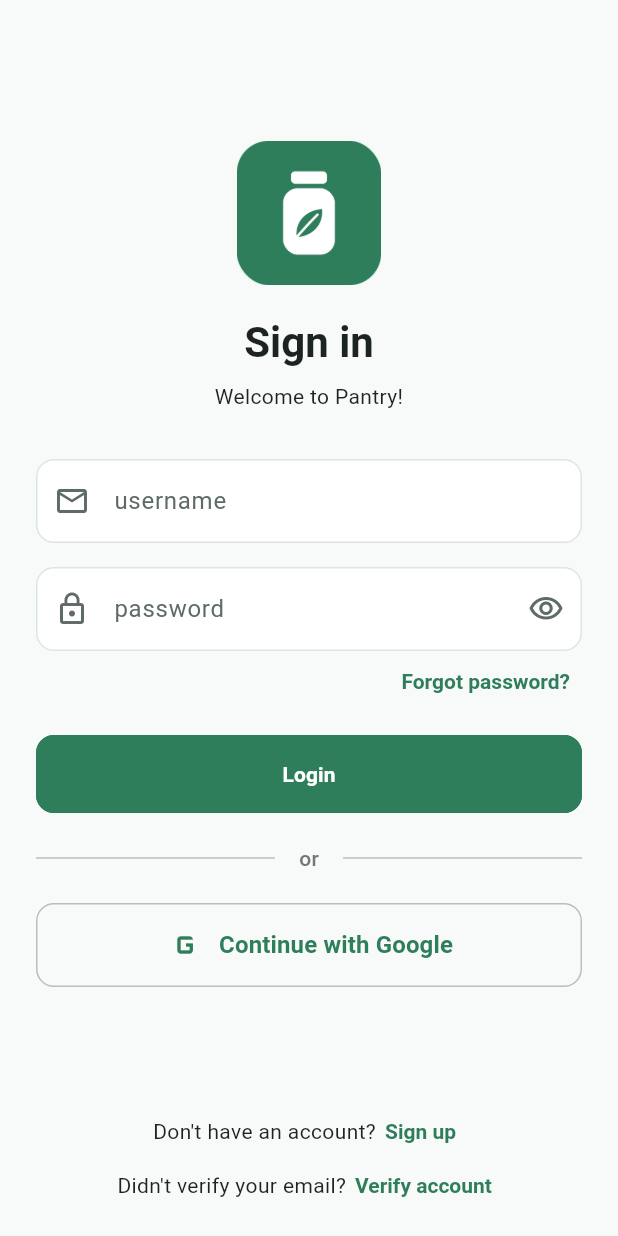
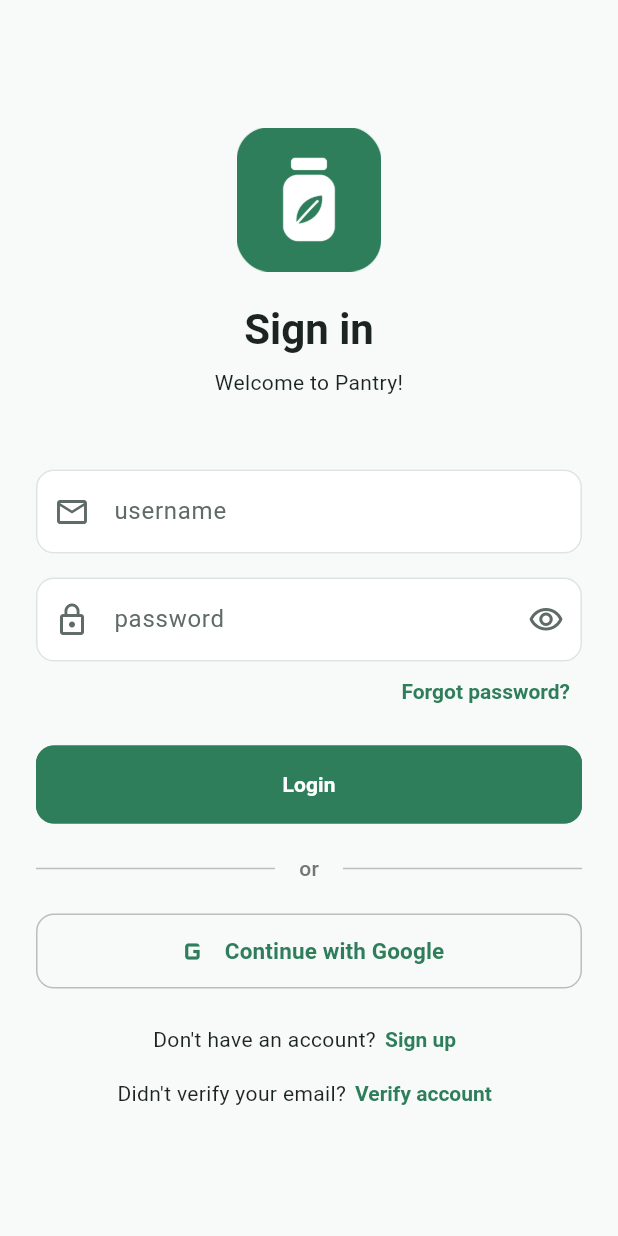
Before and after one commit to WojciechKorbel/common-pantry, a Flutter app: the screen it shows after launch, on a phone screen of 412 x 824 dp. Run offline on Flutter 3.47's test engine with Material 3 defaults, Android fonts, the phone set to English and light mode, and no system bars; our stand-ins replace dio, fl_chart, flutter_dotenv, flutter_riverpod, flutter_secure_storage, go_router and 2 more; missing offline and left inert: home_widget, mobile_scanner.

Commit message:
Fixing some of the looks

```diff
--- a/app/lib/features/auth/presentation/login_screen.dart
+++ b/app/lib/features/auth/presentation/login_screen.dart
@@ -74,6 +74,33 @@ class _LoginScreenState extends State<LoginScreen> {
     super.dispose();
   }
 
+  Widget _buildGoogleButton(bool isGoogleLoading, bool isAnyBusy) {
+    return OutlinedButton.icon(
+      icon: isGoogleLoading
+          ? const SizedBox(
+              width: 18,
+              height: 18,
+              child: CircularProgressIndicator(strokeWidth: 2),
+            )
+          : const Icon(Icons.g_mobiledata, size: 26),
+      label: Text(
+        isGoogleLoading ? 'Connecting...' : 'Continue with Google',
+        style: const TextStyle(
+          fontSize: 15,
+          fontWeight: FontWeight.w600,
+        ),
+      ),
+      style: OutlinedButton.styleFrom(
+        padding: const EdgeInsets.symmetric(vertical: 12),
+        side: BorderSide(color: Colors.grey.shade400),
+        shape: RoundedRectangleBorder(
+          borderRadius: BorderRadius.circular(12),
+        ),
+      ),
+      onPressed: isAnyBusy ? null : _loginWithGoogle,
+    );
+  }
+
   @override
   Widget build(BuildContext context) {
     final isLandscape = Responsive.isLandscape(context);
@@ -89,44 +116,103 @@ class _LoginScreenState extends State<LoginScreen> {
           body: SafeArea(
             child: Center(
               child: ConstrainedBox(
-                constraints: const BoxConstraints(maxWidth: 460),
+                constraints: BoxConstraints(maxWidth: isLandscape ? 820 : 460),
                 child: Padding(
                   padding: EdgeInsets.symmetric(
                     horizontal: 24,
                     vertical: isLandscape ? 12 : 24,
                   ),
-                  child: LayoutBuilder(
-                    builder: (context, constraints) {
-                      return SingleChildScrollView(
-                        child: ConstrainedBox(
-                          constraints: BoxConstraints(
-                            minHeight: constraints.maxHeight,
-                          ),
-                          child: IntrinsicHeight(
-                            child: Column(
-                              crossAxisAlignment: CrossAxisAlignment.stretch,
+                  child: SingleChildScrollView(
+                    child: isLandscape
+                        ? Row(
+                            crossAxisAlignment: CrossAxisAlignment.center,
                             children: [
                               Expanded(
+                                flex: 4,
                                 child: Column(
-                                    mainAxisAlignment: MainAxisAlignment.center,
-                                    crossAxisAlignment: CrossAxisAlignment.stretch,
+                                  mainAxisSize: MainAxisSize.min,
                                   children: [
-                                      // ICON
                                     Image.asset(
                                       'assets/images/pantry_logo.png',
-                                        width: isLandscape ? 56 : 96,
-                                        height: isLandscape ? 56 : 96,
+                                      width: 64,
+                                      height: 64,
                                       fit: BoxFit.contain,
                                     ),
-                                      SizedBox(height: isLandscape ? 12 : 20),
-
-                                      // TITLE
+                                    const SizedBox(height: 12),
                                     const AppPageTitle(
                                       title: 'Sign in',
                                       subtitle: 'Welcome to Pantry!',
                                     ),
-
-                                      // EMAIL FIELD
+                                    const SizedBox(height: 16),
+                                    AppInlineLink(
+                                      text: "Don't have an account?",
+                                      linkText: 'Sign up',
+                                      alignment: MainAxisAlignment.center,
+                                      onPressed: () => context.push('/sign-up'),
+                                    ),
+                                    const SizedBox(height: 8),
+                                    AppInlineLink(
+                                      text: "Didn't verify email?",
+                                      linkText: 'Verify account',
+                                      alignment: MainAxisAlignment.center,
+                                      onPressed: () => context.push('/verify-account'),
+                                    ),
+                                  ],
+                                ),
+                              ),
+                              const SizedBox(width: 32),
+                              Expanded(
+                                flex: 5,
+                                child: Column(
+                                  mainAxisSize: MainAxisSize.min,
+                                  crossAxisAlignment: CrossAxisAlignment.stretch,
+                                  children: [
+                                    AppInput(
+                                      hintText: 'username',
+                                      icon: Icons.email_outlined,
+                                      keyboardType: TextInputType.emailAddress,
+                                      controller: _emailController,
+                                    ),
+                                    const SizedBox(height: 10),
+                                    AppInput(
+                                      hintText: 'password',
+                                      icon: Icons.lock_outline,
+                                      isPassword: true,
+                                      controller: _passwordController,
+                                    ),
+                                    const SizedBox(height: 4),
+                                    AppTextLink(
+                                      text: 'Forgot password?',
+                                      alignment: Alignment.centerRight,
+                                      onPressed: () => context.push('/forgot-password'),
+                                    ),
+                                    const SizedBox(height: 12),
+                                    AppButton(
+                                      text: isLoading ? 'Logging in...' : 'Login',
+                                      onPressed: isAnyBusy ? null : _login,
+                                    ),
+                                    const SizedBox(height: 10),
+                                    _buildGoogleButton(isGoogleLoading, isAnyBusy),
+                                  ],
+                                ),
+                              ),
+                            ],
+                          )
+                        : Column(
+                            crossAxisAlignment: CrossAxisAlignment.stretch,
+                            children: [
+                              Image.asset(
+                                'assets/images/pantry_logo.png',
+                                width: 96,
+                                height: 96,
+                                fit: BoxFit.contain,
+                              ),
+                              const SizedBox(height: 20),
+                              const AppPageTitle(
+                                title: 'Sign in',
+                                subtitle: 'Welcome to Pantry!',
+                              ),
+                              const SizedBox(height: 16),
                               AppInput(
                                 hintText: 'username',
                                 icon: Icons.email_outlined,
@@ -134,8 +220,6 @@ class _LoginScreenState extends State<LoginScreen> {
                                 controller: _emailController,
                               ),
                               const SizedBox(height: 16),
-
-                                      // PASSWORD FIELD
                               AppInput(
                                 hintText: 'password',
                                 icon: Icons.lock_outline,
@@ -143,8 +227,6 @@ class _LoginScreenState extends State<LoginScreen> {
                                 controller: _passwordController,
                               ),
                               const SizedBox(height: 8),
-
-                                      // FORGOT PASSWORD LINK
                               AppTextLink(
                                 text: 'Forgot password?',
                                 alignment: Alignment.centerRight,
@@ -152,16 +234,12 @@ class _LoginScreenState extends State<LoginScreen> {
                                   context.push('/forgot-password');
                                 },
                               ),
-                                      SizedBox(height: isLandscape ? 16 : 24),
-
-                                      // LOGIN BUTTON
+                              const SizedBox(height: 24),
                               AppButton(
                                 text: isLoading ? 'Logging in...' : 'Login',
                                 onPressed: isAnyBusy ? null : _login,
                               ),
-                                      SizedBox(height: isLandscape ? 12 : 20),
-
-                                      // DIVIDER WITH TEXT
+                              const SizedBox(height: 20),
                               Row(
                                 children: [
                                   Expanded(child: Divider(color: Colors.grey.shade400)),
@@ -178,42 +256,9 @@ class _LoginScreenState extends State<LoginScreen> {
                                   Expanded(child: Divider(color: Colors.grey.shade400)),
                                 ],
                               ),
-                                      SizedBox(height: isLandscape ? 12 : 20),
-
-                                      // GOOGLE SIGN IN BUTTON
-                                      OutlinedButton.icon(
-                                        icon: isGoogleLoading
-                                            ? const SizedBox(
-                                                width: 20,
-                                                height: 20,
-                                                child: CircularProgressIndicator(strokeWidth: 2),
-                                              )
-                                            : const Icon(Icons.g_mobiledata, size: 28),
-                                        label: Text(
-                                          isGoogleLoading
-                                              ? 'Connecting to Google...'
-                                              : 'Continue with Google',
-                                          style: const TextStyle(
-                                            fontSize: 16,
-                                            fontWeight: FontWeight.w600,
-                                          ),
-                                        ),
-                                        style: OutlinedButton.styleFrom(
-                                          padding: const EdgeInsets.symmetric(vertical: 14),
-                                          side: BorderSide(color: Colors.grey.shade400),
-                                          shape: RoundedRectangleBorder(
-                                            borderRadius: BorderRadius.circular(12),
-                                          ),
-                                        ),
-                                        onPressed: isAnyBusy ? null : _loginWithGoogle,
-                                      ),
-                                    ],
-                                  ),
-                                ),
-
-                                SizedBox(height: isLandscape ? 12 : 16),
-
-                                // SIGN UP LINK
+                              const SizedBox(height: 20),
+                              _buildGoogleButton(isGoogleLoading, isAnyBusy),
+                              const SizedBox(height: 24),
                               AppInlineLink(
                                 text: "Don't have an account?",
                                 linkText: 'Sign up',
@@ -222,10 +267,7 @@ class _LoginScreenState extends State<LoginScreen> {
                                   context.push('/sign-up');
                                 },
                               ),
-
-                                SizedBox(height: isLandscape ? 8 : 16),
-
-                                // VERIFY ACCOUNT LINK
+                              const SizedBox(height: 16),
                               AppInlineLink(
                                 text: "Didn't verify your email?",
                                 linkText: 'Verify account',
@@ -238,10 +280,6 @@ class _LoginScreenState extends State<LoginScreen> {
                           ),
                   ),
                 ),
-                      );
-                    },
-                  ),
-                ),
               ),
             ),
           ),
--- a/app/lib/features/households/presentation/households_screen.dart
+++ b/app/lib/features/households/presentation/households_screen.dart
@@ -143,10 +143,10 @@ class _HouseholdsScreenState extends State<HouseholdsScreen> {
               physics: const AlwaysScrollableScrollPhysics(),
               padding: const EdgeInsets.only(bottom: 80),
               gridDelegate: const SliverGridDelegateWithMaxCrossAxisExtent(
-                maxCrossAxisExtent: 340,
+                maxCrossAxisExtent: 460,
                 mainAxisSpacing: 16,
                 crossAxisSpacing: 16,
-                mainAxisExtent: 72,
+                mainAxisExtent: 68,
               ),
               itemCount: controller.households.length,
               itemBuilder: (context, index) {
```
Also changed, not shown: app/lib/core/widgets/responsive_scaffold.dart (+54 -24 lines), app/lib/features/pantry/presentation/household_settings_screen.dart (+21 -10 lines), app/lib/features/shopping/presentation/shopping_list_screen.dart (+73 -14 lines), app/lib/features/stats/presentation/stats_screen.dart (+60 -36 lines). Lines whose indentation alone changed are shown as unchanged.
